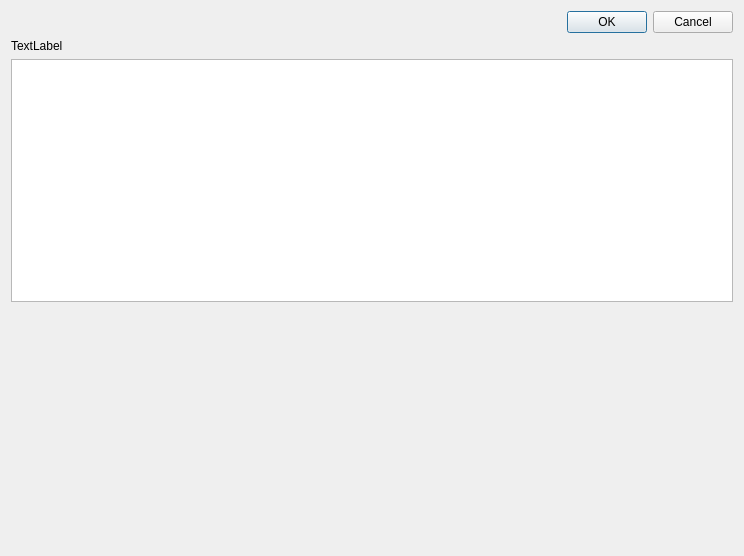
Old version of the form details.ui in the repository Kperp8/tournament-tracker-PL.
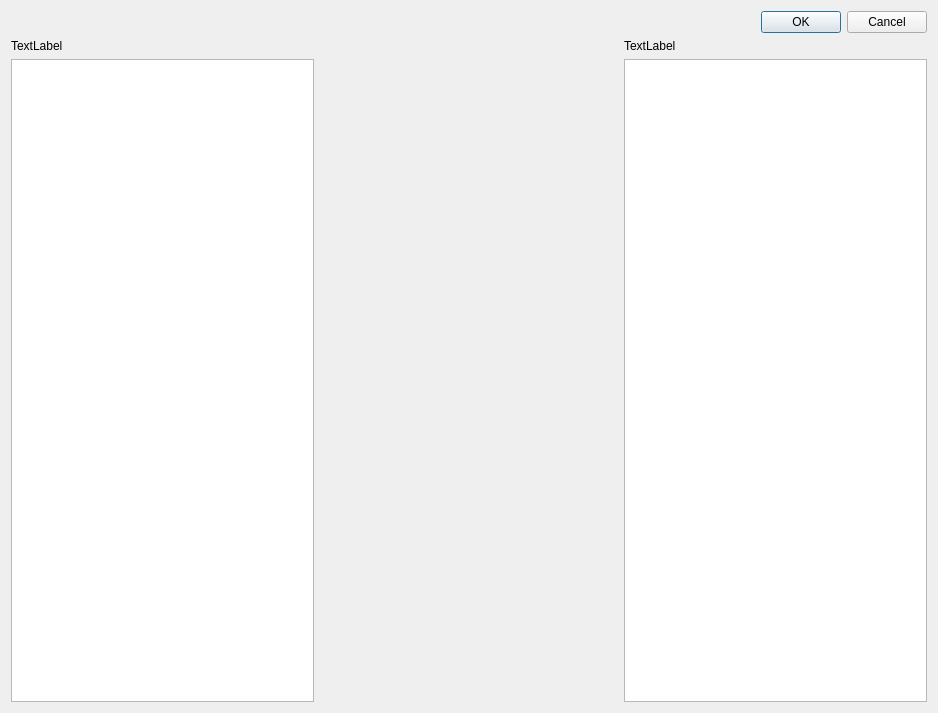
New version of the form.

What changed in the file:
```diff
--- a/details.ui
+++ b/details.ui
@@ -6,14 +6,14 @@
    <rect>
     <x>0</x>
     <y>0</y>
-    <width>744</width>
-    <height>556</height>
+    <width>938</width>
+    <height>713</height>
    </rect>
   </property>
   <property name="windowTitle">
    <string>Dialog</string>
   </property>
-  <layout class="QVBoxLayout" name="verticalLayout_2">
+  <layout class="QVBoxLayout" name="verticalLayout_4">
    <item>
     <widget class="QDialogButtonBox" name="buttonBox">
      <property name="orientation">
@@ -25,27 +25,49 @@
     </widget>
    </item>
    <item>
-    <widget class="QLabel" name="herb_label">
+    <layout class="QHBoxLayout" name="horizontalLayout">
+     <item>
+      <layout class="QVBoxLayout" name="verticalLayout_3">
+       <item>
+        <widget class="QLabel" name="herb_label_A">
      <property name="text">
       <string>TextLabel</string>
      </property>
     </widget>
    </item>
    <item>
-    <widget class="QListWidget" name="details_ListWidget"/>
+        <widget class="QListWidget" name="details_ListWidget_A"/>
+       </item>
+      </layout>
    </item>
    <item>
-    <spacer name="verticalSpacer">
+      <spacer name="horizontalSpacer">
      <property name="orientation">
-      <enum>Qt::Orientation::Vertical</enum>
+        <enum>Qt::Orientation::Horizontal</enum>
      </property>
      <property name="sizeHint" stdset="0">
       <size>
-       <width>20</width>
-       <height>40</height>
+         <width>40</width>
+         <height>20</height>
       </size>
      </property>
     </spacer>
+     </item>
+     <item>
+      <layout class="QVBoxLayout" name="verticalLayout_2">
+       <item>
+        <widget class="QLabel" name="herb_label_B">
+         <property name="text">
+          <string>TextLabel</string>
+         </property>
+        </widget>
+       </item>
+       <item>
+        <widget class="QListWidget" name="details_ListWidget_B"/>
+       </item>
+      </layout>
+     </item>
+    </layout>
    </item>
   </layout>
  </widget>
```
Lines whose indentation alone changed are shown as unchanged.
